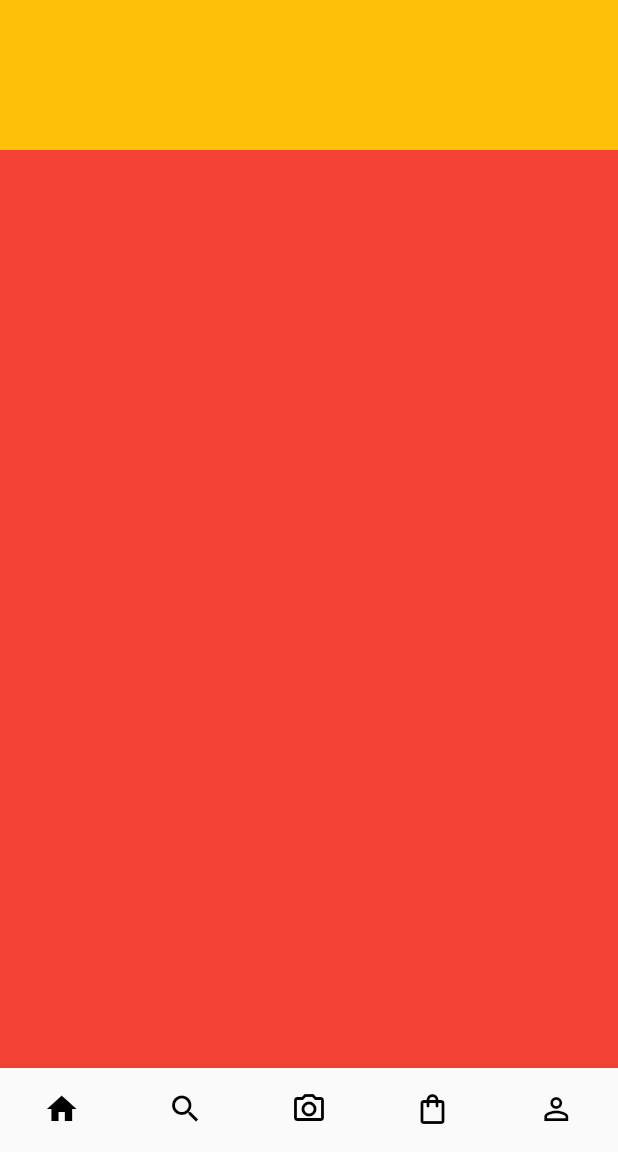
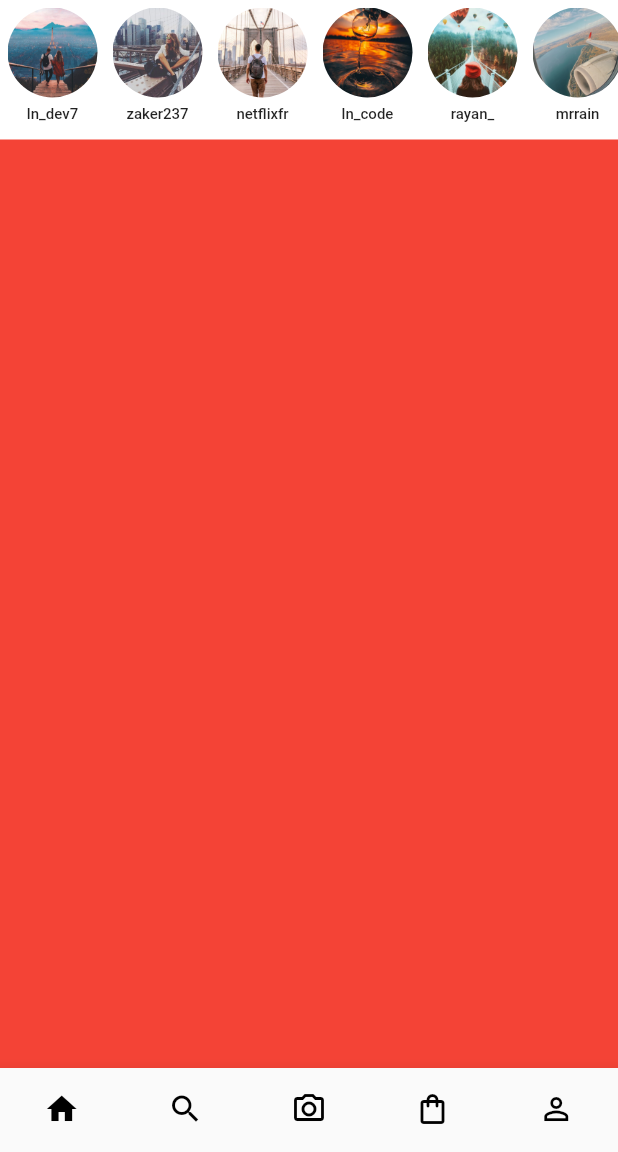
Before and after one commit to ln-dev7/LN-Gram, a Flutter app: the screen it shows after launch, on a phone screen of 412 x 824 dp, the part 84-1236 px from its top. Run offline on Flutter 3.47's test engine with Material 2 defaults, Android fonts, the phone set to English and light mode, and no system bars.

Commit message:
ajout des images et pseudo sur les story

```diff
--- a/lib/main.dart
+++ b/lib/main.dart
@@ -62,7 +62,7 @@ class MyHomePage extends StatelessWidget {
       ),
       body: SingleChildScrollView(
           child: Column(
-        children: const [StoryWidget(), PostsWidget()],
+        children:  [StoryWidget(), PostsWidget()],
       )),
       bottomNavigationBar: BottomNavigationBar(
         selectedItemColor: Colors.black,
--- a/lib/story_widget.dart
+++ b/lib/story_widget.dart
@@ -1,13 +1,54 @@
 import 'package:flutter/material.dart';
 
 class StoryWidget extends StatelessWidget {
-  const StoryWidget({Key? key}) : super(key: key);
+  StoryWidget({Key? key}) : super(key: key);
+
+  final List storyItems = [
+    {"pseudo": "ln_dev7", "photo": "assets/images/photo/photo-3.jpeg"},
+    {"pseudo": "zaker237", "photo": "assets/images/photo/photo-6.jpeg"},
+    {"pseudo": "netflixfr", "photo": "assets/images/photo/photo-8.jpeg"},
+    {"pseudo": "ln_code", "photo": "assets/images/photo/photo-10.jpeg"},
+    {"pseudo": "rayan_", "photo": "assets/images/photo/photo-1.jpeg"},
+    {"pseudo": "mrrain", "photo": "assets/images/photo/photo-2.jpeg"},
+    {"pseudo": "yann", "photo": "assets/images/photo/photo-7.jpeg"},
+    {"pseudo": "yohan", "photo": "assets/images/photo/photo-4.jpeg"},
+    {"pseudo": "rabier_dev", "photo": "assets/images/photo/photo-9.jpeg"},
+    {"pseudo": "fred_peg", "photo": "assets/images/photo/photo-5.jpeg"},
+  ];
 
   @override
   Widget build(BuildContext context) {
-    return Container(
-      height: 100,
-      color: Colors.amber,
+    return SingleChildScrollView(
+      scrollDirection: Axis.horizontal,
+      child: Row(
+          children: storyItems.map((story) {
+        return Container(
+          margin: const EdgeInsets.all(5),
+          child: Column(children: [
+            Stack(
+              children: [
+                CircleAvatar(
+                  backgroundColor: Colors.white,
+                  radius: 30,
+                  backgroundImage: AssetImage(story['photo']),
+                ),
+              ],
+            ),
+            const SizedBox(
+              height: 5,
+            ),
+            Text(story['pseudo'],
+                maxLines: 1,
+                style: const TextStyle(
+                  fontSize: 10,
+                  fontWeight: FontWeight.w500,
+                )),
+            const SizedBox(
+              height: 6,
+            ),
+          ]),
+        );
+      }).toList()),
     );
   }
 }
```
